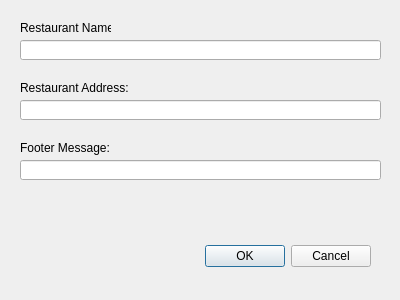
This is settingswindow.ui in plainoldprogrammer/pos as Qt 5 draws it before an edit. The edited form follows.
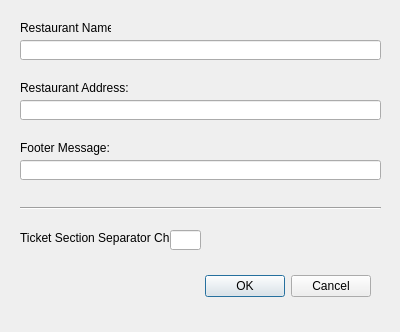
This is the edited form.

Commit message: adding thhe option to change the ticket section separator in settings window

Patch:
```diff
--- a/settingswindow.ui
+++ b/settingswindow.ui
@@ -7,7 +7,7 @@
     <x>0</x>
     <y>0</y>
     <width>400</width>
-    <height>300</height>
+    <height>332</height>
    </rect>
   </property>
   <property name="windowTitle">
@@ -17,7 +17,7 @@
    <property name="geometry">
     <rect>
      <x>30</x>
-     <y>240</y>
+     <y>270</y>
      <width>341</width>
      <height>32</height>
     </rect>
@@ -98,6 +98,42 @@
     </rect>
    </property>
   </widget>
+  <widget class="Line" name="line">
+   <property name="geometry">
+    <rect>
+     <x>20</x>
+     <y>200</y>
+     <width>361</width>
+     <height>16</height>
+    </rect>
+   </property>
+   <property name="orientation">
+    <enum>Qt::Horizontal</enum>
+   </property>
+  </widget>
+  <widget class="QLabel" name="label">
+   <property name="geometry">
+    <rect>
+     <x>20</x>
+     <y>230</y>
+     <width>151</width>
+     <height>16</height>
+    </rect>
+   </property>
+   <property name="text">
+    <string>Ticket Section Separator Char:</string>
+   </property>
+  </widget>
+  <widget class="QLineEdit" name="lineEditTicketSectionSeparatorChar">
+   <property name="geometry">
+    <rect>
+     <x>170</x>
+     <y>230</y>
+     <width>31</width>
+     <height>20</height>
+    </rect>
+   </property>
+  </widget>
  </widget>
  <resources/>
  <connections>
```
The commit also changes 4 other files.
